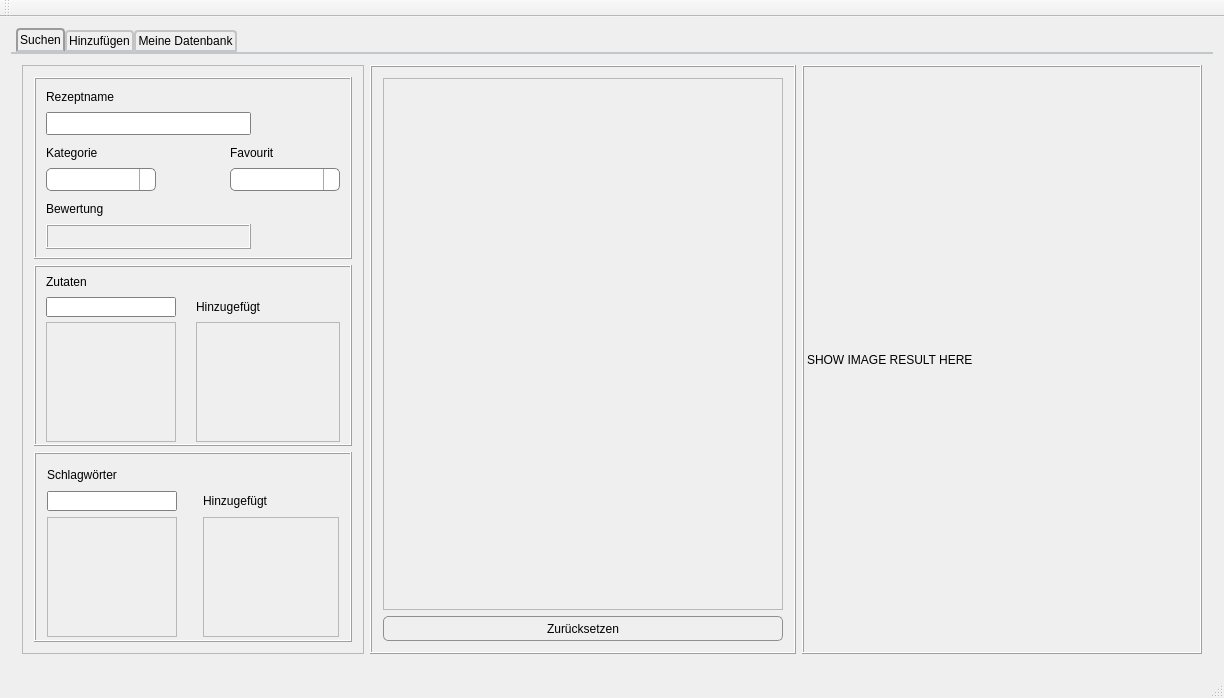
Qt form mainwindow.ui (DaDarkDan/CookAndBakeryDb) before a commit.
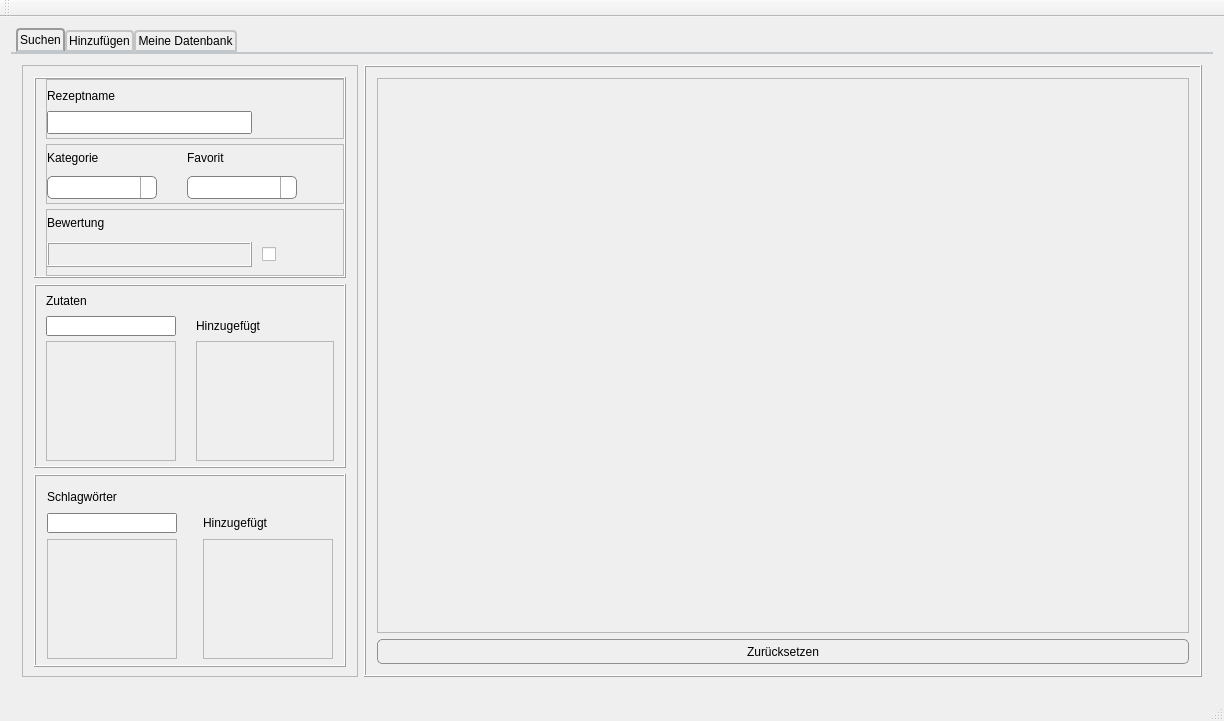
The same form after that commit. The open tabs and pages were chosen to show the change.

Commit message:
Added functionality in searchPage
- adjusted StarEditor
- updated searching
- updated shown results

Diff of the .ui file:
```diff
--- a/mainwindow.ui
+++ b/mainwindow.ui
@@ -7,7 +7,7 @@
     <x>0</x>
     <y>0</y>
     <width>1224</width>
-    <height>698</height>
+    <height>721</height>
    </rect>
   </property>
   <property name="windowTitle">
@@ -165,6 +165,9 @@
            <enum>QFrame::Raised</enum>
           </property>
           <layout class="QGridLayout" name="gridLayout_4">
+           <property name="bottomMargin">
+            <number>9</number>
+           </property>
            <property name="horizontalSpacing">
             <number>6</number>
            </property>
@@ -260,7 +263,7 @@
                   <rect>
                    <x>0</x>
                    <y>0</y>
-                   <width>154</width>
+                   <width>128</width>
                    <height>118</height>
                   </rect>
                  </property>
@@ -314,18 +317,51 @@
                <number>10</number>
               </property>
               <property name="topMargin">
-               <number>5</number>
+               <number>0</number>
               </property>
               <property name="rightMargin">
-               <number>10</number>
+               <number>0</number>
               </property>
               <property name="bottomMargin">
+               <number>0</number>
+              </property>
+              <property name="horizontalSpacing">
                <number>10</number>
               </property>
-              <property name="spacing">
+              <property name="verticalSpacing">
                <number>5</number>
               </property>
-              <item row="2" column="0">
+              <item row="5" column="0">
+               <widget class="QFrame" name="searchCategoryFavouriteFrame">
+                <property name="minimumSize">
+                 <size>
+                  <width>210</width>
+                  <height>60</height>
+                 </size>
+                </property>
+                <property name="frameShape">
+                 <enum>QFrame::StyledPanel</enum>
+                </property>
+                <property name="frameShadow">
+                 <enum>QFrame::Raised</enum>
+                </property>
+                <layout class="QFormLayout" name="formLayout_5">
+                 <property name="horizontalSpacing">
+                  <number>30</number>
+                 </property>
+                 <property name="leftMargin">
+                  <number>0</number>
+                 </property>
+                 <property name="topMargin">
+                  <number>0</number>
+                 </property>
+                 <property name="rightMargin">
+                  <number>0</number>
+                 </property>
+                 <property name="bottomMargin">
+                  <number>0</number>
+                 </property>
+                 <item row="0" column="0">
                <widget class="QLabel" name="searchCategoryTitleLabel">
                 <property name="minimumSize">
                  <size>
@@ -344,26 +380,7 @@
                 </property>
                </widget>
               </item>
-              <item row="2" column="1">
-               <widget class="QLabel" name="searchFavouriteTitleLabel">
-                <property name="minimumSize">
-                 <size>
-                  <width>60</width>
-                  <height>25</height>
-                 </size>
-                </property>
-                <property name="maximumSize">
-                 <size>
-                  <width>60</width>
-                  <height>25</height>
-                 </size>
-                </property>
-                <property name="text">
-                 <string>Favourit</string>
-                </property>
-               </widget>
-              </item>
-              <item row="3" column="0">
+                 <item row="1" column="0">
                <widget class="QComboBox" name="searchCategoryComboBox">
                 <property name="minimumSize">
                  <size>
@@ -379,52 +396,30 @@
                 </property>
                </widget>
               </item>
-              <item row="1" column="0">
-               <widget class="QTextEdit" name="searchRecipenameTxtEdit">
+                 <item row="0" column="1">
+                  <widget class="QLabel" name="searchFavouriteTitleLabel">
                 <property name="minimumSize">
                  <size>
-                  <width>205</width>
-                  <height>23</height>
-                 </size>
-                </property>
-                <property name="maximumSize">
-                 <size>
-                  <width>205</width>
-                  <height>23</height>
-                 </size>
-                </property>
-                <property name="verticalScrollBarPolicy">
-                 <enum>Qt::ScrollBarAlwaysOff</enum>
-                </property>
-               </widget>
-              </item>
-              <item row="5" column="0">
-               <widget class="QFrame" name="searchRatingStarFrame">
-                <property name="minimumSize">
-                 <size>
-                  <width>205</width>
+                     <width>60</width>
                   <height>25</height>
                  </size>
                 </property>
                 <property name="maximumSize">
                  <size>
-                  <width>205</width>
+                     <width>60</width>
                   <height>25</height>
                  </size>
                 </property>
-                <property name="frameShape">
-                 <enum>QFrame::Box</enum>
-                </property>
-                <property name="frameShadow">
-                 <enum>QFrame::Raised</enum>
-                </property>
-               </widget>
-              </item>
-              <item row="3" column="1">
+                   <property name="text">
+                    <string>Favorit</string>
+                   </property>
+                  </widget>
+                 </item>
+                 <item row="1" column="1">
                <widget class="QComboBox" name="searchFavouriteComboBox">
                 <property name="minimumSize">
                  <size>
-                  <width>110</width>
+                     <width>80</width>
                   <height>23</height>
                  </size>
                 </property>
@@ -436,7 +431,40 @@
                 </property>
                </widget>
               </item>
+                </layout>
+               </widget>
+              </item>
               <item row="0" column="0">
+               <widget class="QFrame" name="searchNameFrame">
+                <property name="minimumSize">
+                 <size>
+                  <width>210</width>
+                  <height>60</height>
+                 </size>
+                </property>
+                <property name="frameShape">
+                 <enum>QFrame::StyledPanel</enum>
+                </property>
+                <property name="frameShadow">
+                 <enum>QFrame::Raised</enum>
+                </property>
+                <layout class="QVBoxLayout" name="verticalLayout_5">
+                 <property name="spacing">
+                  <number>0</number>
+                 </property>
+                 <property name="leftMargin">
+                  <number>0</number>
+                 </property>
+                 <property name="topMargin">
+                  <number>0</number>
+                 </property>
+                 <property name="rightMargin">
+                  <number>0</number>
+                 </property>
+                 <property name="bottomMargin">
+                  <number>0</number>
+                 </property>
+                 <item>
                <widget class="QLabel" name="searchNameTitleLabel">
                 <property name="minimumSize">
                  <size>
@@ -455,7 +483,62 @@
                 </property>
                </widget>
               </item>
-              <item row="4" column="0">
+                 <item>
+                  <widget class="QTextEdit" name="searchRecipenameTxtEdit">
+                   <property name="minimumSize">
+                    <size>
+                     <width>205</width>
+                     <height>23</height>
+                    </size>
+                   </property>
+                   <property name="maximumSize">
+                    <size>
+                     <width>205</width>
+                     <height>23</height>
+                    </size>
+                   </property>
+                   <property name="verticalScrollBarPolicy">
+                    <enum>Qt::ScrollBarAlwaysOff</enum>
+                   </property>
+                  </widget>
+                 </item>
+                </layout>
+               </widget>
+              </item>
+              <item row="6" column="0">
+               <widget class="QFrame" name="frame">
+                <property name="minimumSize">
+                 <size>
+                  <width>210</width>
+                  <height>50</height>
+                 </size>
+                </property>
+                <property name="frameShape">
+                 <enum>QFrame::StyledPanel</enum>
+                </property>
+                <property name="frameShadow">
+                 <enum>QFrame::Raised</enum>
+                </property>
+                <layout class="QFormLayout" name="formLayout_6">
+                 <property name="horizontalSpacing">
+                  <number>10</number>
+                 </property>
+                 <property name="verticalSpacing">
+                  <number>10</number>
+                 </property>
+                 <property name="leftMargin">
+                  <number>0</number>
+                 </property>
+                 <property name="topMargin">
+                  <number>0</number>
+                 </property>
+                 <property name="rightMargin">
+                  <number>0</number>
+                 </property>
+                 <property name="bottomMargin">
+                  <number>10</number>
+                 </property>
+                 <item row="0" column="0">
                <widget class="QLabel" name="label">
                 <property name="minimumSize">
                  <size>
@@ -474,6 +557,50 @@
                 </property>
                </widget>
               </item>
+                 <item row="1" column="0">
+                  <widget class="QFrame" name="searchRatingStarFrame">
+                   <property name="minimumSize">
+                    <size>
+                     <width>205</width>
+                     <height>25</height>
+                    </size>
+                   </property>
+                   <property name="maximumSize">
+                    <size>
+                     <width>205</width>
+                     <height>25</height>
+                    </size>
+                   </property>
+                   <property name="frameShape">
+                    <enum>QFrame::Box</enum>
+                   </property>
+                   <property name="frameShadow">
+                    <enum>QFrame::Raised</enum>
+                   </property>
+                  </widget>
+                 </item>
+                 <item row="1" column="1">
+                  <widget class="QCheckBox" name="searchIncludeRatingCheckBox">
+                   <property name="minimumSize">
+                    <size>
+                     <width>25</width>
+                     <height>25</height>
+                    </size>
+                   </property>
+                   <property name="maximumSize">
+                    <size>
+                     <width>25</width>
+                     <height>16777215</height>
+                    </size>
+                   </property>
+                   <property name="text">
+                    <string/>
+                   </property>
+                  </widget>
+                 </item>
+                </layout>
+               </widget>
+              </item>
              </layout>
             </widget>
            </item>
@@ -574,7 +701,7 @@
                   <rect>
                    <x>0</x>
                    <y>0</y>
-                   <width>158</width>
+                   <width>132</width>
                    <height>118</height>
                   </rect>
                  </property>
@@ -650,8 +777,8 @@
                <rect>
                 <x>0</x>
                 <y>0</y>
-                <width>398</width>
-                <height>529</height>
+                <width>830</width>
+                <height>552</height>
                </rect>
               </property>
              </widget>
@@ -673,25 +800,6 @@
           </layout>
          </widget>
         </item>
-        <item>
-         <widget class="QLabel" name="searchResultImgLabel">
-          <property name="minimumSize">
-           <size>
-            <width>400</width>
-            <height>0</height>
-           </size>
-          </property>
-          <property name="frameShape">
-           <enum>QFrame::Box</enum>
-          </property>
-          <property name="frameShadow">
-           <enum>QFrame::Raised</enum>
-          </property>
-          <property name="text">
-           <string>SHOW IMAGE RESULT HERE</string>
-          </property>
-         </widget>
-        </item>
        </layout>
       </widget>
       <widget class="QWidget" name="addTab">
```
Left out of the diff: 4 changed lines with no effect on the pictures. Lines whose indentation alone changed are shown as unchanged. The commit also changes 22 other files.
